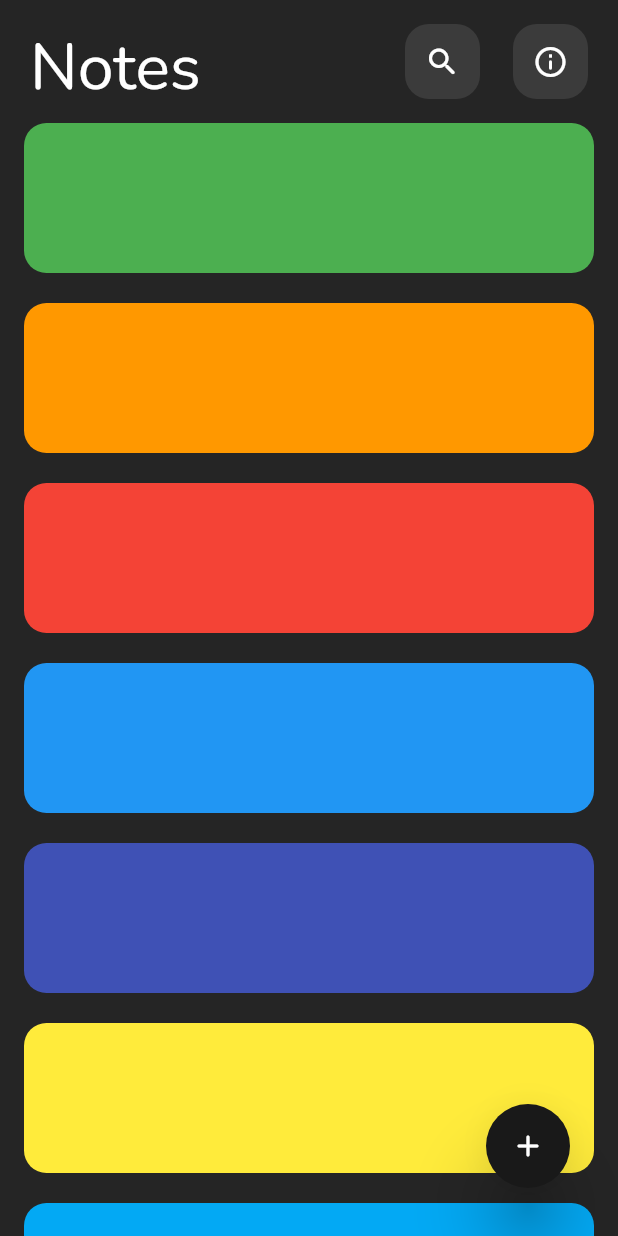
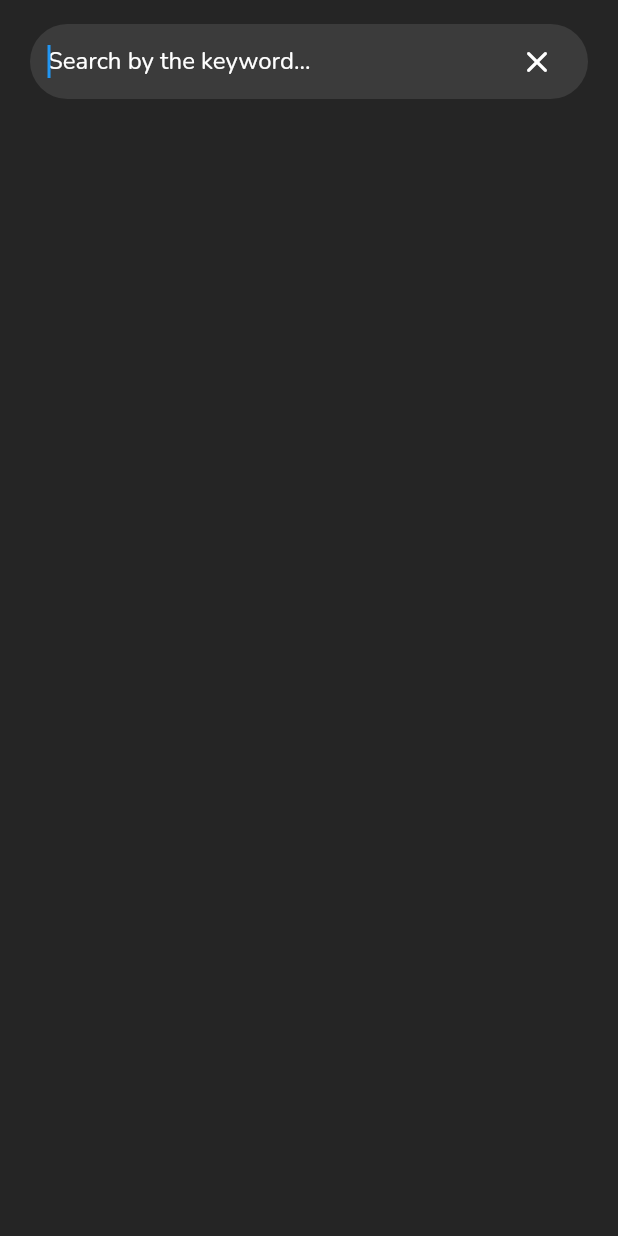
Before and after one commit to Home1esscat/notes_app, a Flutter app: the screen it shows after launch, after a tap on the "search" icon, on a phone screen of 412 x 824 dp. Run offline on Flutter 3.47's test engine with Material 2 defaults, Android fonts, the phone set to English and light mode, and no system bars.

Commit message:
Few screens and improvements

```diff
--- a/lib/ui/appbar/custom_app_bar.dart
+++ b/lib/ui/appbar/main_app_bar.dart
@@ -1,8 +1,8 @@
 import 'package:app_client/constants/custom_colors.dart';
 import 'package:flutter/material.dart';
 
-class CustomAppBar extends StatelessWidget with PreferredSizeWidget {
-  const CustomAppBar(
+class MainAppBar extends StatelessWidget with PreferredSizeWidget {
+  const MainAppBar(
       {super.key, required this.onSearchPress, required this.onInfoPress});
 
   final Function onSearchPress;
--- /dev/null
+++ b/lib/ui/appbar/search_app_bar.dart
@@ -0,0 +1,42 @@
+import 'package:flutter/material.dart';
+
+class SearchAppBar extends StatelessWidget with PreferredSizeWidget {
+  SearchAppBar(
+      {super.key, required this.onSearchPress, required this.onInfoPress});
+
+  final Function onSearchPress;
+  final Function onInfoPress;
+  final _controller = TextEditingController();
+
+  @override
+  Widget build(BuildContext context) {
+    return SafeArea(
+      child: Padding(
+        padding: const EdgeInsets.symmetric(vertical: 16, horizontal: 20),
+        child: TextField(
+          keyboardAppearance: Brightness.dark,
+          autofocus: true,
+          textInputAction: TextInputAction.search,
+          controller: _controller,
+          textAlignVertical: TextAlignVertical.bottom,
+          style: const TextStyle(color: Colors.white),
+          decoration: InputDecoration(
+            suffixIcon: IconButton(
+              splashRadius: 100,
+              padding: const EdgeInsets.only(right: 20),
+              onPressed: _controller.clear,
+              icon: const Icon(Icons.close_rounded, color: Colors.white),
+            ),
+            border: OutlineInputBorder(
+                borderRadius: BorderRadius.circular(30.0),
+                borderSide: BorderSide.none),
+            hintText: 'Search by the keyword...',
+          ),
+        ),
+      ),
+    );
+  }
+
+  @override
+  Size get preferredSize => const Size.fromHeight(82.0);
+}
--- a/lib/ui/main_screen.dart
+++ b/lib/ui/main_screen.dart
@@ -1,7 +1,9 @@
 import 'dart:developer';
 
 import 'package:app_client/constants/custom_colors.dart';
-import 'package:app_client/ui/appbar/custom_app_bar.dart';
+import 'package:app_client/ui/appbar/main_app_bar.dart';
+import 'package:app_client/ui/note_add_screen.dart';
+import 'package:app_client/ui/search_screen.dart';
 import 'package:flutter/material.dart';
 
 class MainScreen extends StatelessWidget {
@@ -9,26 +11,24 @@ class MainScreen extends StatelessWidget {
 
   @override
   Widget build(BuildContext context) {
-    List<Color> colorsFull = []
-      ..add(Colors.green)
-      ..add(Colors.orange)
-      ..add(Colors.red)
-      ..add(Colors.blue)
-      ..add(Colors.indigo)
-      ..add(Colors.yellow)
-      ..add(Colors.lightBlue)
-      ..add(Colors.orange)
-      ..add(Colors.red)
-      ..add(Colors.blue)
-      ..add(Colors.indigo)
-      ..add(Colors.yellow);
-
-    List<Color> colorsEmpty = [];
+    List<Color> colorsFull = [
+      Colors.pink,
+      Colors.yellow,
+      Colors.orange,
+      Colors.indigo,
+      Colors.teal,
+      Colors.lime
+    ];
 
     return Scaffold(
-      appBar: CustomAppBar(
+      appBar: MainAppBar(
         onInfoPress: () => openDialog(context),
-        onSearchPress: () => log('SEARCH'),
+        onSearchPress: () => Navigator.push(
+          context,
+          MaterialPageRoute(
+            builder: (context) => const SearchScreen(),
+          ),
+        ),
       ),
       body: colorsFull.isEmpty
           ? const NotesEmpty()
@@ -39,18 +39,24 @@ class MainScreen extends StatelessWidget {
       floatingActionButton: Padding(
         padding: const EdgeInsets.only(right: 16, bottom: 16),
         child: FloatingActionButton(
-          onPressed: () => {},
-          elevation: 20,
+          onPressed: () => {
+            Navigator.push(
+              context,
+              MaterialPageRoute(
+                builder: (context) => const NoteAddScreen(),
+              ),
+            ),
+          },
+          elevation: 24,
           backgroundColor: CustomColors.trueBlack,
-          isExtended: true,
           child: const Icon(Icons.add_rounded),
         ),
       ),
     );
   }
 
-  Future openDialog(BuildContext context) async {
-    return await showDialog(
+  Future openDialog(BuildContext context) {
+    return showDialog(
         context: context,
         builder: (context) => AlertDialog(
               content: SizedBox(
@@ -124,7 +130,7 @@ class NotesList extends StatelessWidget {
   Widget build(BuildContext context) {
     return ListView.separated(
       separatorBuilder: (context, index) => const SizedBox(height: 20),
-      itemCount: 10,
+      itemCount: 6,
       itemBuilder: (BuildContext context, int index) {
         return ClipRRect(
           borderRadius: const BorderRadius.all(
@@ -137,7 +143,7 @@ class NotesList extends StatelessWidget {
             key: ValueKey(index),
             direction: DismissDirection.horizontal,
             background: Container(
-              color: Colors.redAccent,
+              color: Colors.red,
               height: 100,
               child: const Padding(
                 padding: EdgeInsets.all(16.0),
--- /dev/null
+++ b/lib/ui/search_screen.dart
@@ -0,0 +1,14 @@
+import 'package:app_client/ui/appbar/search_app_bar.dart';
+import 'package:flutter/material.dart';
+
+class SearchScreen extends StatelessWidget {
+  const SearchScreen({super.key});
+
+  @override
+  Widget build(BuildContext context) {
+    return Scaffold(
+      appBar: SearchAppBar(onSearchPress: () => {}, onInfoPress: () => {}),
+      body: Container(),
+    );
+  }
+}
--- a/lib/ui/themes/app_theme.dart
+++ b/lib/ui/themes/app_theme.dart
@@ -4,6 +4,12 @@ import 'package:flutter/material.dart';
 class AppTheme {
   static final dark = ThemeData(
       canvasColor: Colors.yellow,
+      inputDecorationTheme: const InputDecorationTheme(
+        filled: true,
+        fillColor: CustomColors.lightGrey,
+        hintStyle: TextStyle(color: Colors.white),
+        border: InputBorder.none,
+      ),
       dialogTheme: const DialogTheme(
         titleTextStyle: TextStyle(color: Colors.white),
         contentTextStyle: TextStyle(color: Colors.white),
```
Also changed, not shown: lib/ui/dialog/about_dialog.dart (added, +41 -0 lines), lib/ui/note_add_screen.dart (added, +11 -0 lines), pubspec.yaml (+1 -60 lines).
